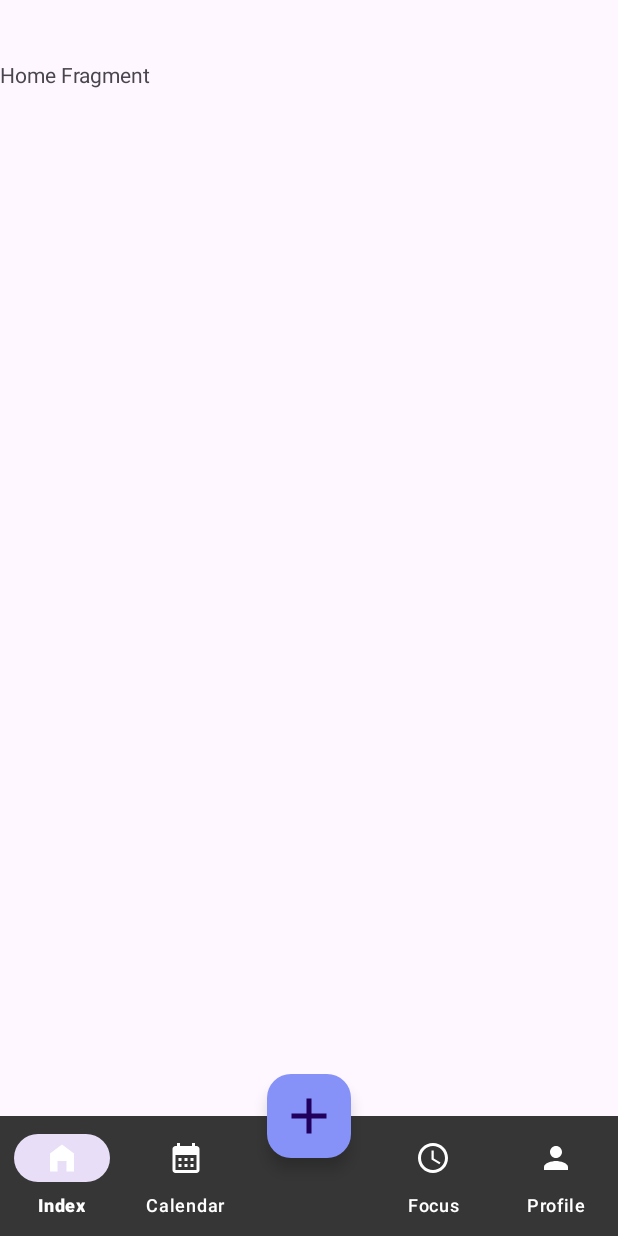
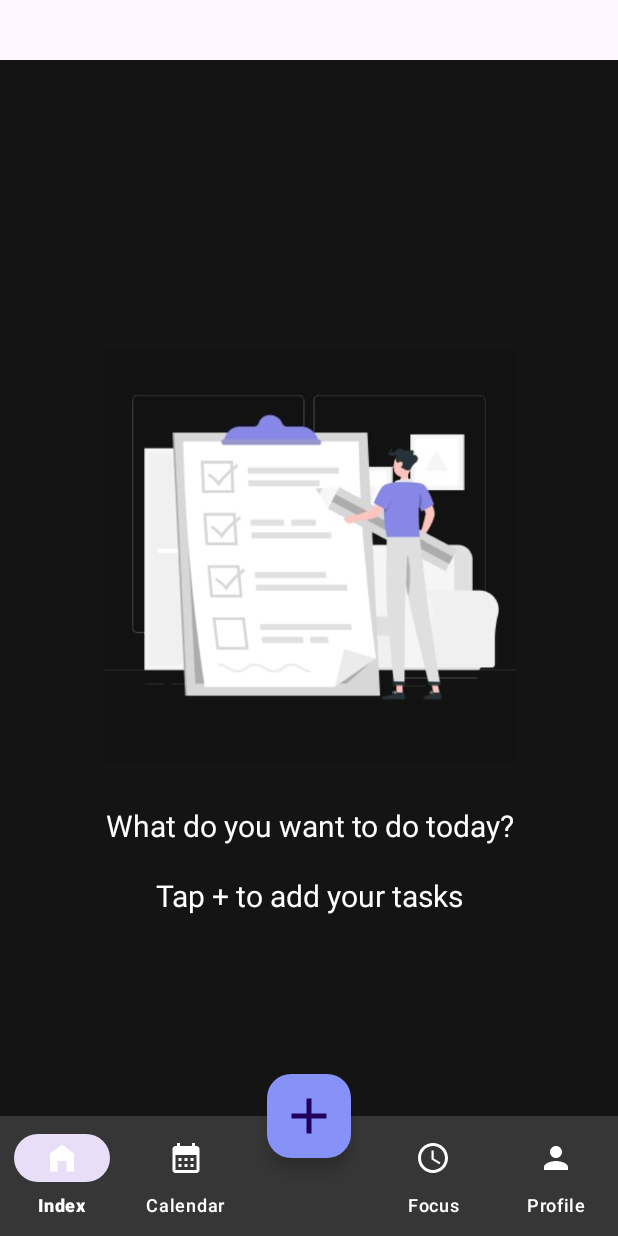
Before and after one commit to riojr100/Project_Kelompok3, an Android app: the fragment HomeFragment placed in its activity, on a phone screen of 412 x 824 dp. Run offline under Robolectric (Android 15) with nearby library versions, the phone set to English and light mode, and no system bars; our stand-ins replace Firebase (no records; nobody signed in at launch, a user with empty details on screens opened directly).

Commit message:
Task List Autism edit

```diff
--- a/app/src/main/java/com/example/project_kelompok3/HomeFragment.kt
+++ b/app/src/main/java/com/example/project_kelompok3/HomeFragment.kt
@@ -1,59 +1,94 @@
 package com.example.project_kelompok3
 
 import android.os.Bundle
+import android.util.Log
 import androidx.fragment.app.Fragment
 import android.view.LayoutInflater
 import android.view.View
 import android.view.ViewGroup
+import android.widget.ImageView
+import android.widget.TextView
+import androidx.recyclerview.widget.LinearLayoutManager
+import androidx.recyclerview.widget.RecyclerView
+import com.google.firebase.auth.FirebaseAuth
+import com.google.firebase.firestore.FirebaseFirestore
 
-// TODO: Rename parameter arguments, choose names that match
-// the fragment initialization parameters, e.g. ARG_ITEM_NUMBER
-private const val ARG_PARAM1 = "param1"
-private const val ARG_PARAM2 = "param2"
+class HomeFragment : Fragment() {
 
-/**
- * A simple [Fragment] subclass.
- * Use the [HomeFragment.newInstance] factory method to
- * create an instance of this fragment.
- */
-class HomeFragment : Fragment() {
-    // TODO: Rename and change types of parameters
-    private var param1: String? = null
-    private var param2: String? = null
+    private lateinit var emptyTaskImage: ImageView
+    private lateinit var emptyTaskMessage: TextView
+    private lateinit var taskList: RecyclerView
+    private lateinit var taskAdapter: TaskAdapter
+    private val tasks = mutableListOf<Task>()  // List of Task objects
 
-    override fun onCreate(savedInstanceState: Bundle?) {
-        super.onCreate(savedInstanceState)
-        arguments?.let {
-            param1 = it.getString(ARG_PARAM1)
-            param2 = it.getString(ARG_PARAM2)
-        }
-    }
+    private val db = FirebaseFirestore.getInstance()
+    private val auth = FirebaseAuth.getInstance()
 
     override fun onCreateView(
         inflater: LayoutInflater, container: ViewGroup?,
         savedInstanceState: Bundle?
     ): View? {
-        // Inflate the layout for this fragment
-        return inflater.inflate(R.layout.fragment_home, container, false)
+        val view = inflater.inflate(R.layout.fragment_home, container, false)
+
+        // Initialize views
+        emptyTaskImage = view.findViewById(R.id.empty_task)
+        emptyTaskMessage = view.findViewById(R.id.empty_task_msg)
+        taskList = view.findViewById(R.id.task_list)
+
+        // Set up RecyclerView
+        taskList.layoutManager = LinearLayoutManager(context)
+        taskAdapter = TaskAdapter(tasks)
+        taskList.adapter = taskAdapter
+
+        // Get the current logged-in user
+        val currentUser = auth.currentUser
+        if (currentUser != null) {
+            val userId = currentUser.uid // Get the user ID of the currently logged-in user
+            // Fetch tasks for the current user from Firestore
+            getTasksFromFirestore(userId)
+        } else {
+            // Handle case where no user is logged in
+            Log.e("HomeFragment", "No user is logged in")
+            showEmptyViews()
+        }
+
+        return view
     }
 
-    companion object {
-        /**
-         * Use this factory method to create a new instance of
-         * this fragment using the provided parameters.
-         *
-         * @param param1 Parameter 1.
-         * @param param2 Parameter 2.
-         * @return A new instance of fragment HomeFragment.
-         */
-        // TODO: Rename and change types and number of parameters
-        @JvmStatic
-        fun newInstance(param1: String, param2: String) =
-            HomeFragment().apply {
-                arguments = Bundle().apply {
-                    putString(ARG_PARAM1, param1)
-                    putString(ARG_PARAM2, param2)
+    // Function to get tasks from Firestore for the current user
+    private fun getTasksFromFirestore(userId: String) {
+        db.collection("users").document(userId).collection("tasks")
+            .get()
+            .addOnSuccessListener { documents ->
+                if (!documents.isEmpty) {
+                    hideEmptyViews() // Hide empty task views
+                    for (document in documents) {
+                        val task = Task(
+                            title = document.getString("title") ?: "No Title",
+                            dueDate = document.getString("dueDate") ?: "No Date"
+                        )
+                        tasks.add(task)
+                    }
+                    taskAdapter.notifyDataSetChanged() // Update RecyclerView
+                } else {
+                    showEmptyViews() // Show empty task views if no data
                 }
             }
+            .addOnFailureListener { exception ->
+                Log.e("HomeFragment", "Error getting tasks: ", exception)
+                showEmptyViews()
+            }
+    }
+
+    private fun hideEmptyViews() {
+        emptyTaskImage.visibility = View.GONE
+        emptyTaskMessage.visibility = View.GONE
+        taskList.visibility = View.VISIBLE
+    }
+
+    private fun showEmptyViews() {
+        emptyTaskImage.visibility = View.VISIBLE
+        emptyTaskMessage.visibility = View.VISIBLE
+        taskList.visibility = View.GONE
     }
 }
--- a/app/src/main/res/layout/fragment_home.xml
+++ b/app/src/main/res/layout/fragment_home.xml
@@ -1,14 +1,49 @@
 <?xml version="1.0" encoding="utf-8"?>
-<FrameLayout xmlns:android="http://schemas.android.com/apk/res/android"
+<androidx.constraintlayout.widget.ConstraintLayout
+    xmlns:android="http://schemas.android.com/apk/res/android"
+    xmlns:app="http://schemas.android.com/apk/res-auto"
     xmlns:tools="http://schemas.android.com/tools"
     android:layout_width="match_parent"
     android:layout_height="match_parent"
+    android:background="@color/black"
     tools:context=".HomeFragment">
 
-    <!-- TODO: Update blank fragment layout -->
+    <!-- Empty task image and message -->
+    <ImageView
+        android:id="@+id/empty_task"
+        android:layout_width="275dp"
+        android:layout_height="300dp"
+        android:src="@drawable/empty_task"
+        app:layout_constraintBottom_toBottomOf="parent"
+        app:layout_constraintEnd_toEndOf="parent"
+        app:layout_constraintStart_toStartOf="parent"
+        app:layout_constraintTop_toTopOf="parent"
+        app:layout_constraintVertical_bias="0.447" />
+
     <TextView
-        android:layout_width="match_parent"
-        android:layout_height="match_parent"
-        android:text="Home Fragment" />
+        android:id="@+id/empty_task_msg"
+        android:layout_width="wrap_content"
+        android:layout_height="wrap_content"
+        android:text="What do you want to do today?\n\nTap + to add your tasks"
+        android:textSize="20sp"
+        android:textAlignment="center"
+        android:textColor="@android:color/white"
+        app:layout_constraintTop_toBottomOf="@id/empty_task"
+        app:layout_constraintStart_toStartOf="parent"
+        app:layout_constraintEnd_toEndOf="parent"
+        android:layout_marginTop="16dp"/>
 
-</FrameLayout>
+    <!-- RecyclerView for tasks -->
+    <androidx.recyclerview.widget.RecyclerView
+        android:id="@+id/task_list"
+        android:layout_width="0dp"
+        android:layout_height="0dp"
+        app:layout_constraintTop_toBottomOf="@id/empty_task_msg"
+        app:layout_constraintBottom_toBottomOf="parent"
+        app:layout_constraintStart_toStartOf="parent"
+        app:layout_constraintEnd_toEndOf="parent"
+        android:layout_marginTop="16dp"
+        android:padding="8dp"
+        android:clipToPadding="false"/>
+
+</androidx.constraintlayout.widget.ConstraintLayout>
```
Also changed, not shown: app/src/main/java/com/example/project_kelompok3/Task.kt (added, +7 -0 lines), app/src/main/java/com/example/project_kelompok3/TaskAdapter.kt (added, +33 -0 lines), app/src/main/res/layout/task_item.xml (added, +39 -0 lines), app/src/main/res/drawable/empty_task.jpg (added).
